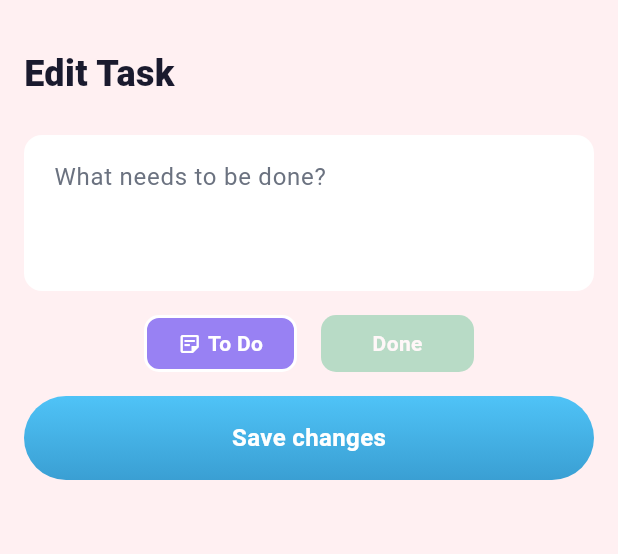
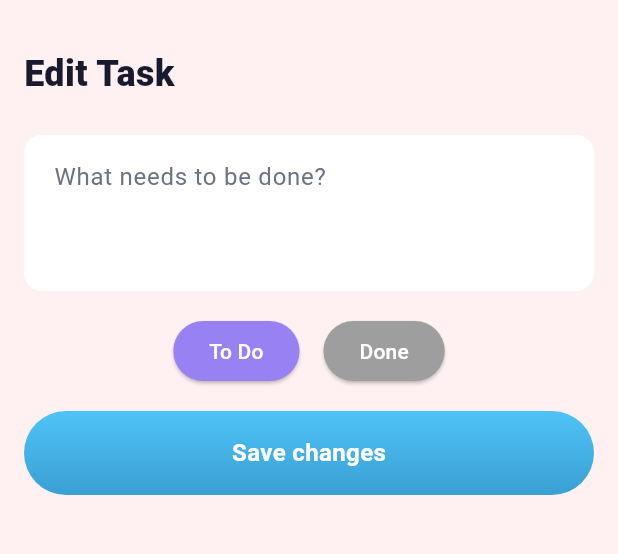
Before and after one commit to jumanaqarra/tudee_app, a Flutter app: the EditTaskScreen screen opened directly with empty values, on a phone screen of 412 x 824 dp, the part 84-638 px from its top. Run offline on Flutter 3.47's test engine with Material 3 defaults, Android fonts, the phone set to English and light mode, and no system bars; our stand-ins replace cloud_firestore, firebase_core, gap, get; accounts and stored records are empty.

Commit message:
Update task screens and Firestore service

```diff
--- a/lib/screens/edit_task_screen.dart
+++ b/lib/screens/edit_task_screen.dart
@@ -16,30 +16,30 @@ class EditTaskScreen extends StatefulWidget {
 }
 
 class _EditTaskScreenState extends State<EditTaskScreen> {
-  late final TextEditingController _titleController;
-  late bool _isDone;
+  late final TextEditingController titleController;
+  late bool isDone;
 
   @override
   void initState() {
     super.initState();
-    _titleController = TextEditingController(text: widget.task.title);
-    _isDone = widget.task.isDone;
+    titleController = TextEditingController(text: widget.task.title);
+    isDone = widget.task.isDone;
   }
 
   @override
   void dispose() {
-    _titleController.dispose();
+    titleController.dispose();
     super.dispose();
   }
 
-  Future<void> _saveChanges() async {
-    final title = _titleController.text.trim();
+  Future<void> saveChanges() async {
+    final title = titleController.text.trim();
     if (title.isEmpty) {
       Get.snackbar('Oops', 'Task title cannot be empty');
       return;
     }
 
-    await FirestoreService.updateTask(widget.task.id, title, _isDone);
+    await FirestoreService.updateTask(widget.task.id, title, isDone);
     Get.back();
   }
 
@@ -63,7 +63,7 @@ class _EditTaskScreenState extends State<EditTaskScreen> {
             ),
             const Gap(24),
             TudeeTextField(
-              controller: _titleController,
+              controller: titleController,
               hint: 'What needs to be done?',
               minLines: 3,
               maxLines: 5,
@@ -72,25 +72,25 @@ class _EditTaskScreenState extends State<EditTaskScreen> {
             Row(
               mainAxisAlignment: MainAxisAlignment.center,
               children: [
-                _StatusChip(
-                  label: 'To Do',
-                  icon: Icons.sticky_note_2_outlined,
-                  color: AppColors.todo,
-                  selected: !_isDone,
-                  onTap: () => setState(() => _isDone = false),
+                ElevatedButton(
+                  style: ElevatedButton.styleFrom(
+                    backgroundColor: isDone ? Colors.grey : AppColors.todo,
+                  ),
+                  onPressed: () => setState(() => isDone = false),
+                  child: const Text('To Do', style: TextStyle(color: Colors.white)),
                 ),
                 const Gap(16),
-                _StatusChip(
-                  label: 'Done',
-                  icon: Icons.task_alt,
-                  color: AppColors.done,
-                  selected: _isDone,
-                  onTap: () => setState(() => _isDone = true),
+                ElevatedButton(
+                  style: ElevatedButton.styleFrom(
+                    backgroundColor: isDone ? AppColors.done : Colors.grey,
+                  ),
+                  onPressed: () => setState(() => isDone = true),
+                  child: const Text('Done', style: TextStyle(color: Colors.white)),
                 ),
               ],
             ),
             const Gap(16),
-            PrimaryButton(label: 'Save changes', onPressed: _saveChanges),
+            PrimaryButton(label: 'Save changes', onPressed: saveChanges),
           ],
         ),
       ),
--- a/lib/services/firestore_service.dart
+++ b/lib/services/firestore_service.dart
@@ -3,13 +3,13 @@ import 'package:cloud_firestore/cloud_firestore.dart';
 import '../models/task_model.dart';
 
 class FirestoreService {
-  static final _db = FirebaseFirestore.instance;
+  static final dataBase = FirebaseFirestore.instance;
 
   // مجموعة المهام
-  static final tasks = _db.collection('tasks');
+  static final tasks = dataBase.collection('tasks');
 
   // مستند واحد بنخزن فيه اسم المستخدم
-  static final profile = _db.collection('settings').doc('profile');
+  static final profile = dataBase.collection('settings').doc('profile');
 
   // ---------- الاسم ----------
 
```
Also changed, not shown: lib/screens/add_task_screen.dart (+6 -6 lines).
